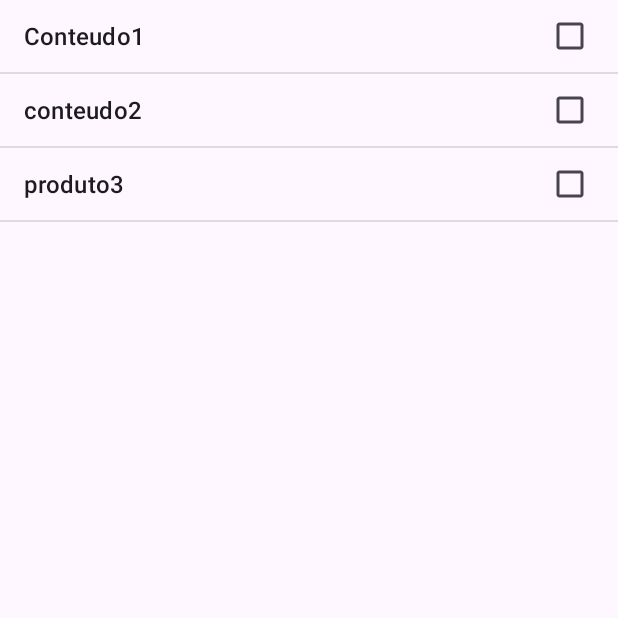
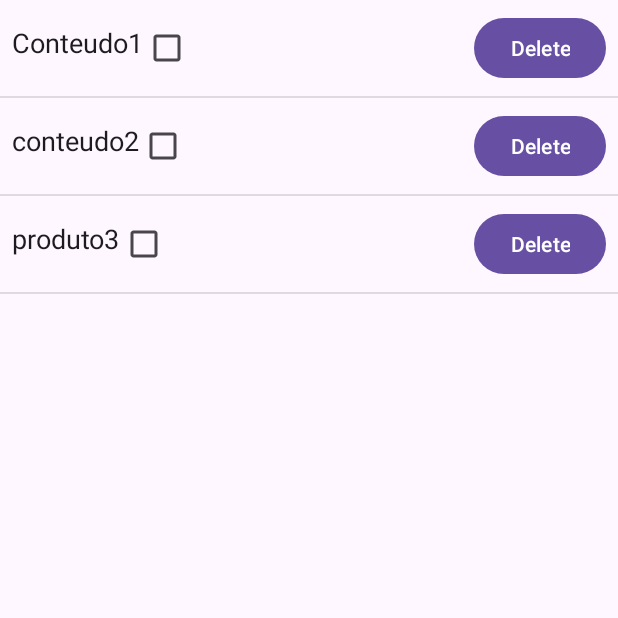
Before and after one commit to DavldMA/Shopping-List, an Android app: the screen it shows after launch (ListDetailsActivity), on a phone screen of 412 x 824 dp, the top half of it. Run offline under Robolectric (Android 15) with nearby library versions, the phone set to English and light mode, and no system bars; our stand-ins replace Room's generated code.

Commit message:
ganda lista feita, agora so o alex colocar nos detalhes

```diff
--- a/app/src/main/java/com/example/shopping_list_application/placeholder/ListDetailsActivity.java
+++ b/app/src/main/java/com/example/shopping_list_application/placeholder/ListDetailsActivity.java
@@ -1,30 +1,64 @@
 package com.example.shopping_list_application.placeholder;
 
 import androidx.annotation.NonNull;
+import androidx.annotation.Nullable;
 import androidx.appcompat.app.AppCompatActivity;
 
 import android.os.Bundle;
+import android.util.Log;
 import android.view.Menu;
 import android.view.MenuItem;
+import android.view.View;
+import android.view.ViewGroup;
+import android.widget.AdapterView;
 import android.widget.ArrayAdapter;
+import android.widget.Button;
+import android.widget.CheckedTextView;
 import android.widget.ListView;
 import android.widget.Toast;
 
 import com.example.shopping_list_application.R;
 
 public class ListDetailsActivity extends AppCompatActivity {
-
-
     ListView listViewData;
     ArrayAdapter<String> adapter;
     String[] arrayXD = {"Conteudo1", "conteudo2", "produto3"};
+
     @Override
     protected void onCreate(Bundle savedInstanceState) {
         super.onCreate(savedInstanceState);
         setContentView(R.layout.activity_list_details);
         listViewData = findViewById(R.id.lv_data);
-        adapter = new ArrayAdapter<String>(this, android.R.layout.simple_list_item_multiple_choice, arrayXD);
+        adapter = new ArrayAdapter<String>(this, R.layout.list_item_layout, R.id.checkTextView, arrayXD) {
+            @NonNull
+            @Override
+            public View getView(final int position, @Nullable View convertView, @NonNull ViewGroup parent) {
+                View view = super.getView(position, convertView, parent);
+
+                Button buttonDelete = view.findViewById(R.id.buttonDelete);
+
+                buttonDelete.setOnClickListener(new View.OnClickListener() {
+                    @Override
+                    public void onClick(View v) {
+                        //HANDLE DELETE HERE ALEX
+                    }
+                });
+
+                return view;
+            }
+        };
         listViewData.setAdapter(adapter);
+
+        listViewData.setChoiceMode(ListView.CHOICE_MODE_MULTIPLE);
+        listViewData.setOnItemClickListener(new AdapterView.OnItemClickListener() {
+            @Override
+            public void onItemClick(AdapterView<?> parent, View view, int position, long id) {
+                CheckedTextView checkedTextView = (CheckedTextView) view.findViewById(R.id.checkTextView);
+                checkedTextView.setChecked(!checkedTextView.isChecked());
+                Log.i("AAAAAAAAAAAAAAAAAAAAAAAAAAAAA", "" + checkedTextView.isChecked());
+            }
+        });
+
     }
 
     @Override
--- /dev/null
+++ b/app/src/main/res/layout/list_item_layout.xml
@@ -0,0 +1,27 @@
+<!-- list_item_layout.xml -->
+<RelativeLayout xmlns:android="http://schemas.android.com/apk/res/android"
+    android:layout_width="match_parent"
+    android:layout_height="wrap_content"
+    android:padding="8dp">
+
+    <CheckedTextView
+        android:id="@+id/checkTextView"
+        android:layout_width="wrap_content"
+        android:layout_height="wrap_content"
+        android:textSize="18sp"
+        android:layout_alignParentStart="true"
+        android:layout_centerVertical="true"
+        android:checkMark="?android:attr/listChoiceIndicatorMultiple"
+        android:focusable="false"
+        android:focusableInTouchMode="false"/>
+
+    <Button
+        android:id="@+id/buttonDelete"
+        android:layout_width="wrap_content"
+        android:layout_height="wrap_content"
+        android:text="Delete"
+        android:layout_alignParentEnd="true"
+        android:layout_centerVertical="true"
+        android:focusable="false"
+        android:focusableInTouchMode="false"/>
+</RelativeLayout>
```
